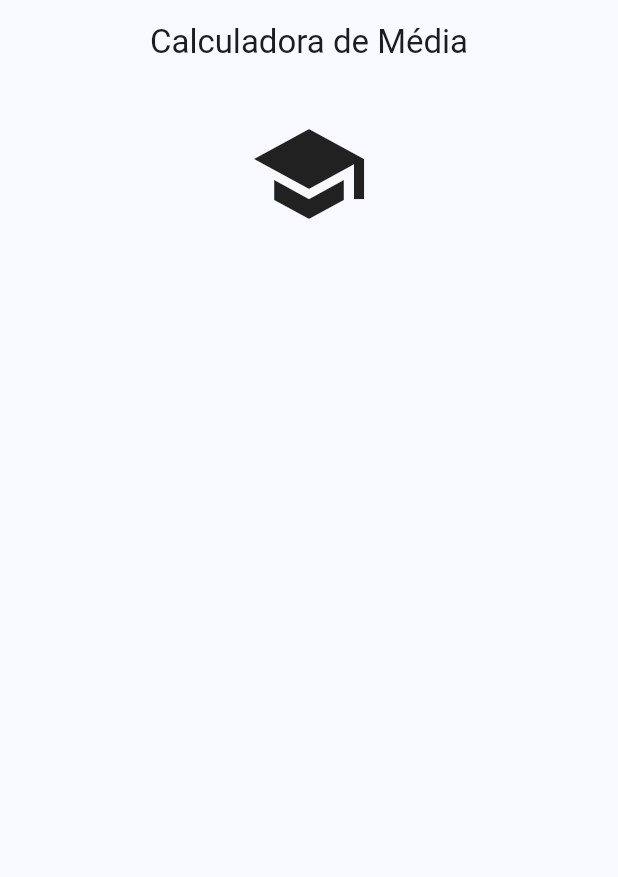
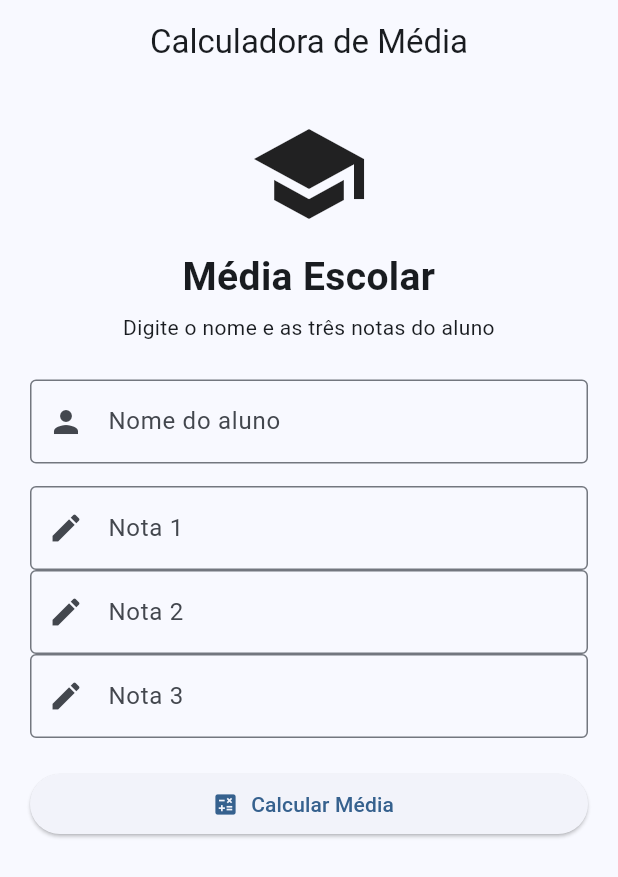
Before and after one commit to anactorres11-blip/Media_Escolar, a Flutter app: the screen it shows after launch, on a phone screen of 412 x 824 dp. Shown: the top 877 px of the screen. Run offline on Flutter 3.47's test engine with Material 3 defaults, Android fonts, the phone set to English and light mode, and no system bars.

Commit message:
first commit

```diff
--- a/lib/main.dart
+++ b/lib/main.dart
@@ -1,7 +1,4 @@
-import 'dart:ffi';
-
-import 'package:flutter/gestures.dart';
-import 'package:flutter/material.dart';
+import 'package:flutter/material.dart'; //Importar mtodos os componentes do Flutter
 
 void main() {
   runApp(const MeuApp());
@@ -22,42 +19,170 @@ class MeuApp extends StatelessWidget {
     );
   }
 }
+
 class MediaEscolarPage extends StatefulWidget{
   const MediaEscolarPage({super.key});
 
-
-@override
-State<MediaEscolarPage> createState () => _MediaEscolarPageState();
-}
+  @override
+  State<MediaEscolarPage> createState () => _MediaEscolarPageState();
+  }
 
 class _MediaEscolarPageState extends State<MediaEscolarPage>{
+
   final TextEditingController nomeController = TextEditingController();
   final TextEditingController nota1Controller = TextEditingController();
   final TextEditingController nota2Controller = TextEditingController();
   final TextEditingController nota3Controller = TextEditingController();
 
   String nomeAluno= '';
-  String situacao= '';
+  String situacao='';
   double media = 0;
 
+  void calcularMedia(){
+    String nome = nomeController.text.trim();
+
+    double? nota1 = double.tryParse(
+      nota1Controller.text.replaceAll(",", "."),
+    );
+
+     double? nota2 = double.tryParse(
+      nota1Controller.text.replaceAll(",", "."),
+    );
+
+
+     double? nota3 = double.tryParse(
+      nota1Controller.text.replaceAll(",", "."),
+    );
+
+    if(
+      nome.isEmpty ||
+       nota1 == null ||
+        nota2 == null ||
+        nota3 == null
+      ){
+
+      mostrarMensagem('Preencha os campos corretamente');
+      return;
+    }
+    if(
+      nota1 < 0 ||
+      nota1 > 10 ||
+      nota2 < 0 ||
+      nota2 > 10 ||
+      nota3 < 0 ||
+      nota3 > 10
+    ){
+      mostrarMensagem('As notas devem estar entre 0 e 10.');
+      return;
+    }
+
+    double mediaCalculada = (nota1 + nota2 + nota3) /3;
+  }
+
+  void mostrarMensagem(String mensagem){
+    ScaffoldMessenger.of(context).showSnackBar(SnackBar(content: Text(mensagem)
+        ),
+    );
+  }
+
   @override
-  Widget build (BuildContext context) {
+  Widget build (BuildContext context){
     return Scaffold(
       appBar: AppBar(
-        title: const Text ("Calculadora de Média"),
+        title: const Text("Calculadora de Média"),
         centerTitle: true,
       ),
       body: SingleChildScrollView(
         padding: const EdgeInsets.all(20),
         child: Column(
           crossAxisAlignment: CrossAxisAlignment.stretch,
-        children: [
-          const Icon(Icons.school, size:80),
+          children: [
+            const Icon(Icons.school,size: 80),
 
-          const SizedBox(height: 10)
+            const SizedBox(height:10),
 
-        ],
+            const Text(
+              'Média Escolar',
+              textAlign: TextAlign.center,
+              style: TextStyle(
+                fontSize: 26,
+                fontWeight: FontWeight.bold,
+              ),
+            ),
+           const SizedBox(height:5,),
+
+           const Text(
+              'Digite o nome e as três notas do aluno',
+              textAlign: TextAlign.center,
+           ),
+
+           const SizedBox(height: 25,),
+
+           TextField(
+              controller: nomeController,
+              decoration: const InputDecoration(
+                labelText: 'Nome do aluno',
+                border: OutlineInputBorder(),
+                prefixIcon: Icon(Icons.person),
+                hintText: 'Exemplo: Ana'
+              ),
+           ),
+
+           const SizedBox(height: 15,),
+
+
+           TextField(
+              controller:nota1Controller,
+              decoration: const InputDecoration(
+                labelText: 'Nota 1',
+                hintText: 'Digite uma nota de 0 a 10',
+                border:OutlineInputBorder(),
+                prefixIcon: Icon(Icons.edit),
+              ),
+              keyboardType: const TextInputType.numberWithOptions(
+                decimal: true
+              ),
+           ),
+
+
+            TextField(
+              controller:nota1Controller,
+              decoration: const InputDecoration(
+                labelText: 'Nota 2',
+                hintText: 'Digite uma nota de 0 a 10',
+                border:OutlineInputBorder(),
+                prefixIcon: Icon(Icons.edit),
+              ),
+              keyboardType: const TextInputType.numberWithOptions(
+                decimal: true
+              ),
+           ),
+
+
+            TextField(
+              controller:nota1Controller,
+              decoration: const InputDecoration(
+                labelText: 'Nota 3',
+                hintText: 'Digite uma nota de 0 a 10',
+                border:OutlineInputBorder(),
+                prefixIcon: Icon(Icons.edit),
+              ),
+              keyboardType: const TextInputType.numberWithOptions(
+                decimal: true
+              ),
+           ),
+
+           const SizedBox(height: 20,),
+
+           ElevatedButton.icon(
+            onPressed: (){},
+            icon: const Icon(Icons.calculate),
+            label: const Text('Calcular Média')
+            ),
+
+          ],
         ),
+
       ),
     );
   }
```
Also changed, not shown: 1 other file.
